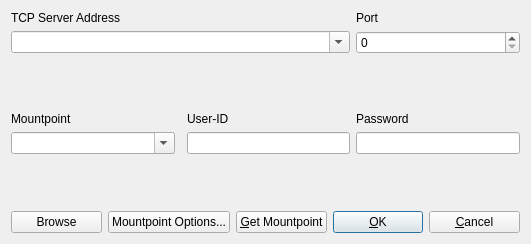
Before: the Qt Designer form app/qtapp/appcmn_qt/tcpoptdlg.ui in lhuisman/myRTKLIB, drawn with Qt 5.
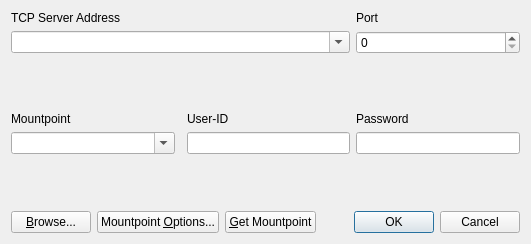
After: the same form once the commit is applied.

```diff
--- a/app/qtapp/appcmn_qt/tcpoptdlg.ui
+++ b/app/qtapp/appcmn_qt/tcpoptdlg.ui
@@ -162,12 +162,6 @@
    </item>
    <item row="10" column="1" colspan="4">
     <widget class="QWidget" name="widget" native="true">
-     <property name="sizePolicy">
-      <sizepolicy hsizetype="Preferred" vsizetype="Fixed">
-       <horstretch>0</horstretch>
-       <verstretch>0</verstretch>
-      </sizepolicy>
-     </property>
      <layout class="QHBoxLayout" name="horizontalLayout">
       <property name="leftMargin">
        <number>0</number>
@@ -187,7 +181,7 @@
          <string>Start source table browser</string>
         </property>
         <property name="text">
-         <string>Browse</string>
+         <string>&amp;Browse...</string>
         </property>
        </widget>
       </item>
@@ -197,7 +191,7 @@
          <string>Mount point option</string>
         </property>
         <property name="text">
-         <string>Mountpoint Options...</string>
+         <string>Mountpoint &amp;Options...</string>
         </property>
        </widget>
       </item>
@@ -212,28 +206,9 @@
        </widget>
       </item>
       <item>
-       <widget class="QPushButton" name="btnOk">
-        <property name="toolTip">
-         <string/>
-        </property>
-        <property name="text">
-         <string>&amp;OK</string>
-        </property>
-        <property name="autoDefault">
-         <bool>true</bool>
-        </property>
-        <property name="default">
-         <bool>true</bool>
-        </property>
-       </widget>
-      </item>
-      <item>
-       <widget class="QPushButton" name="btnCancel">
-        <property name="toolTip">
-         <string/>
-        </property>
-        <property name="text">
-         <string>&amp;Cancel</string>
+       <widget class="QDialogButtonBox" name="buttonBox">
+        <property name="standardButtons">
+         <set>QDialogButtonBox::Cancel|QDialogButtonBox::Ok</set>
         </property>
        </widget>
       </item>
```
Left out of the diff: 29 changed lines with no effect on the pictures.
